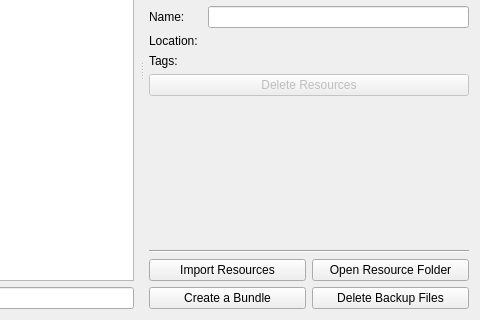
Old version of the form plugins/extensions/resourcemanager/WdgDlgResourceManager.ui in the repository KDE/krita; both pictures show x 220 to 700 and y 180 to 500 of the 700 by 500 pixel window.
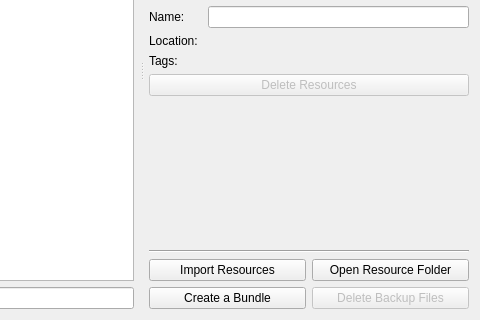
New version of the form. Custom widgets are drawn as their Qt base class.

Commit message:
Disable "Delete backup files" in Resource Importer
Right now, the Resource Importer cannot delete backup files
anyway. It's better to disable it than leave it enabled
in case we won't be able to implement it before Krita 5.

What changed in the file:
```diff
--- a/plugins/extensions/resourcemanager/WdgDlgResourceManager.ui
+++ b/plugins/extensions/resourcemanager/WdgDlgResourceManager.ui
@@ -247,6 +247,9 @@
          </item>
          <item row="1" column="1">
           <widget class="QPushButton" name="btnDeleteBackupFiles">
+           <property name="enabled">
+            <bool>false</bool>
+           </property>
            <property name="text">
             <string>Delete Backup Files</string>
            </property>
```
